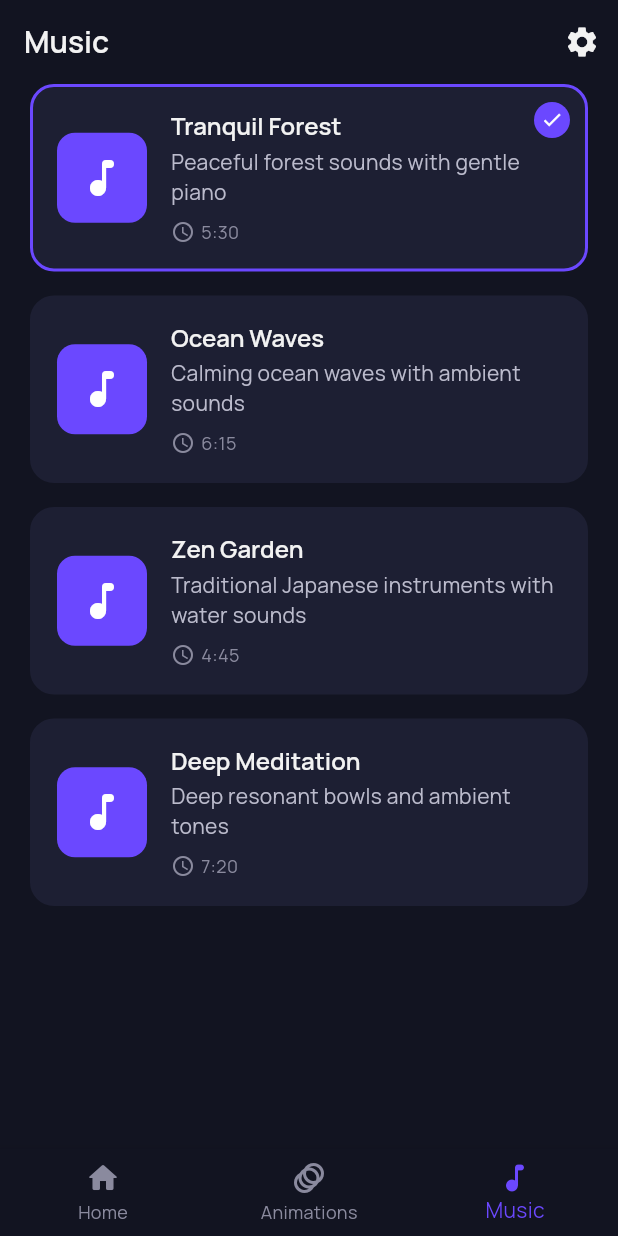
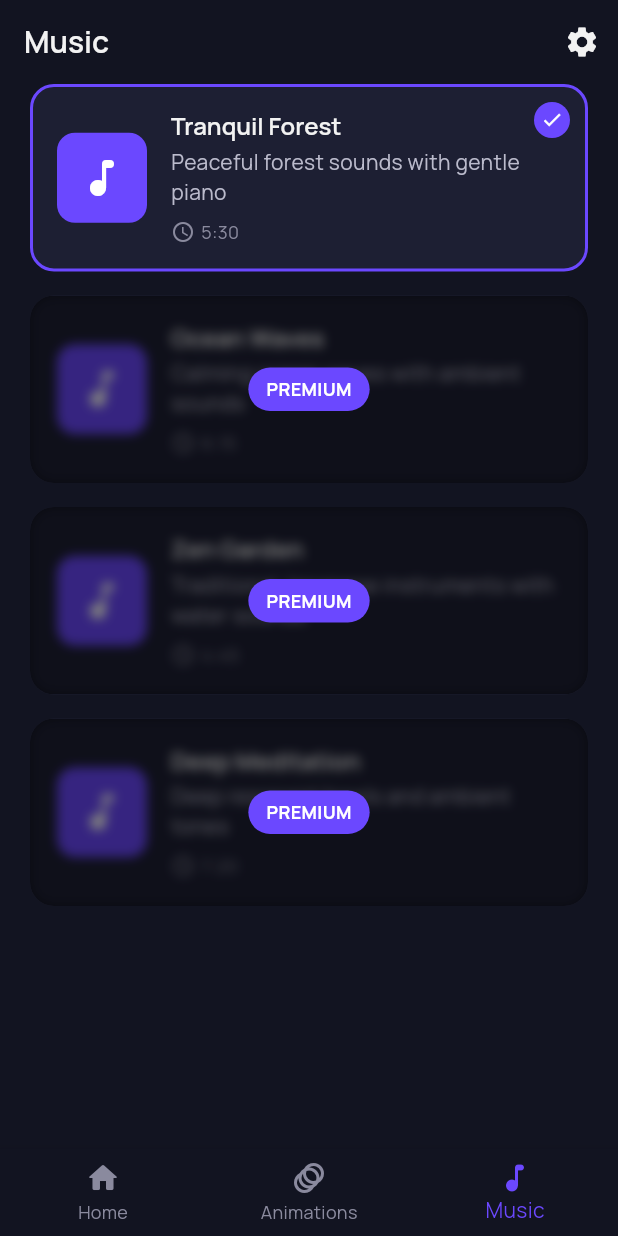
Before and after one commit to s0urav-hald3r/meditone, a Flutter app: the screen it shows after launch, item 3 of the bottom bar chosen, on a phone screen of 412 x 824 dp. Run offline on Flutter 3.47's test engine with Material 3 defaults, Android fonts, the phone set to English and light mode, and no system bars; drawn by our look-alikes of blur; our stand-ins replace get, just_audio, lottie, wave.

Commit message:
Add blur effect for premium animations and music cards

```diff
--- a/lib/screens/music_screen.dart
+++ b/lib/screens/music_screen.dart
@@ -4,6 +4,7 @@ import 'package:meditone/controllers/meditation_controller.dart';
 import 'package:meditone/controllers/music_controller.dart';
 import 'package:meditone/models/music_model.dart';
 import 'package:meditone/themes/app_theme.dart';
+import 'package:blur/blur.dart';
 
 class MusicScreen extends StatelessWidget {
   final MusicController musicController = Get.find<MusicController>();
@@ -26,11 +27,14 @@ class MusicScreen extends StatelessWidget {
                 final music = musicController.musicTracks[index];
                 final isSelected =
                     controller.selectedMusic.value?.id == music.id;
+                final isPremium =
+                    index > 0; // First music is free, rest are premium
 
                 return _buildMusicCard(
                   music: music,
                   isSelected: isSelected,
                   context: context,
+                  isPremium: isPremium,
                 );
               },
             );
@@ -44,6 +48,7 @@ class MusicScreen extends StatelessWidget {
     required MusicModel music,
     required bool isSelected,
     required BuildContext context,
+    required bool isPremium,
   }) {
     return Stack(
       children: [
@@ -144,6 +149,44 @@ class MusicScreen extends StatelessWidget {
               ),
             ),
           ),
+        // Premium overlay with blur effect
+        if (isPremium)
+          Positioned(
+            top: 0,
+            left: 0,
+            right: 0,
+            bottom: 16, // Match the bottom margin
+            child: ClipRRect(
+              borderRadius: BorderRadius.circular(16),
+              child: Stack(
+                children: [
+                  Blur(
+                    blur: 3.5,
+                    blurColor: Colors.black.withOpacity(0.1),
+                    child: Container(color: Colors.transparent),
+                  ),
+                  Center(
+                    child: Container(
+                      padding: const EdgeInsets.symmetric(
+                          horizontal: 12, vertical: 6),
+                      decoration: BoxDecoration(
+                        color: AppTheme.primaryColor,
+                        borderRadius: BorderRadius.circular(20),
+                      ),
+                      child: const Text(
+                        'PREMIUM',
+                        style: TextStyle(
+                          color: Colors.white,
+                          fontWeight: FontWeight.bold,
+                          fontSize: 12,
+                        ),
+                      ),
+                    ),
+                  ),
+                ],
+              ),
+            ),
+          ),
       ],
     );
   }
--- a/pubspec.yaml
+++ b/pubspec.yaml
@@ -50,6 +50,9 @@ dependencies:
   # Audio visualization
   audio_wave: ^0.1.5
 
+  # Blur effect
+  blur: ^3.1.0
+
 dev_dependencies:
   flutter_test:
     sdk: flutter
```
Also changed, not shown: lib/screens/animations_screen.dart (+50 -4 lines), pubspec.lock.
